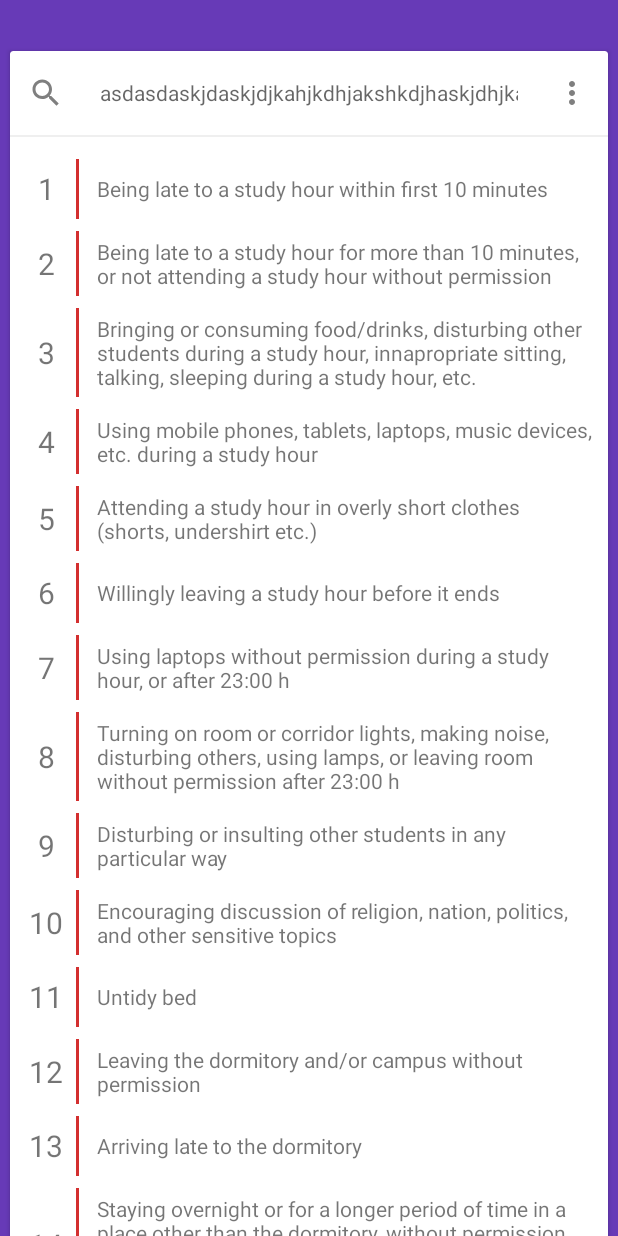
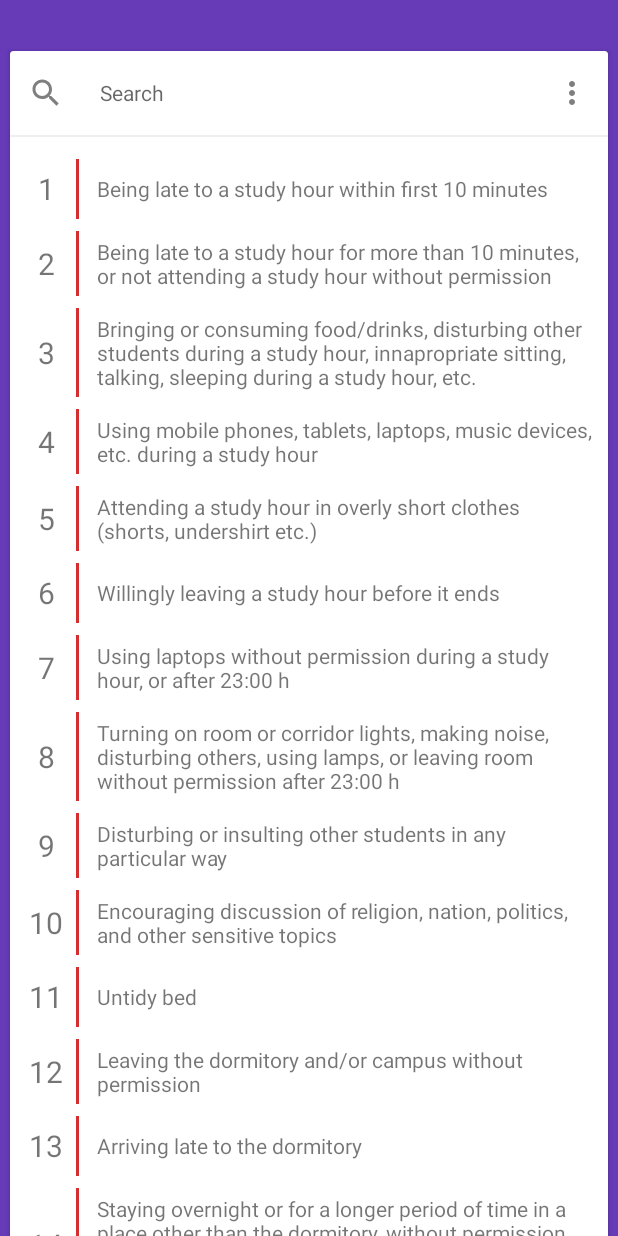
Before and after one commit to xiprox/Rulebook, an Android app: the screen it shows after launch (MainActivity), on a phone screen of 412 x 824 dp. Run offline under Robolectric (Android 15) with nearby library versions, the phone set to English and light mode, and no system bars; libraries missing offline, so code that uses them is left out: nl.komponents.kovenant; 2 statements that could not run were skipped.

Commit message:
Remove forgotten text in the search field

```diff
--- a/app/src/main/res/layout/activity_main.xml
+++ b/app/src/main/res/layout/activity_main.xml
@@ -50,7 +50,6 @@
                         android:imeOptions="flagNoFullscreen|actionSearch"
                         android:inputType="textFilter"
                         android:padding="12dp"
-                        android:text="asdasdaskjdaskjdjkahjkdhjakshkdjhaskjdhjkasdkahs"
                         android:textColor="?android:textColorSecondary"
                         android:textSize="14sp"
                         tools:ignore="RtlHardcoded" />
```
